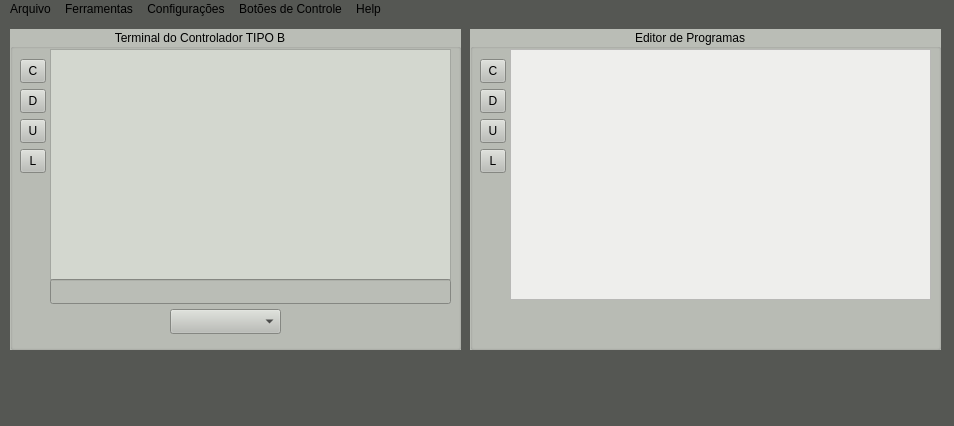
cimtools/Krobosoft, file alfa/mainwindow.ui: the form before one commit.
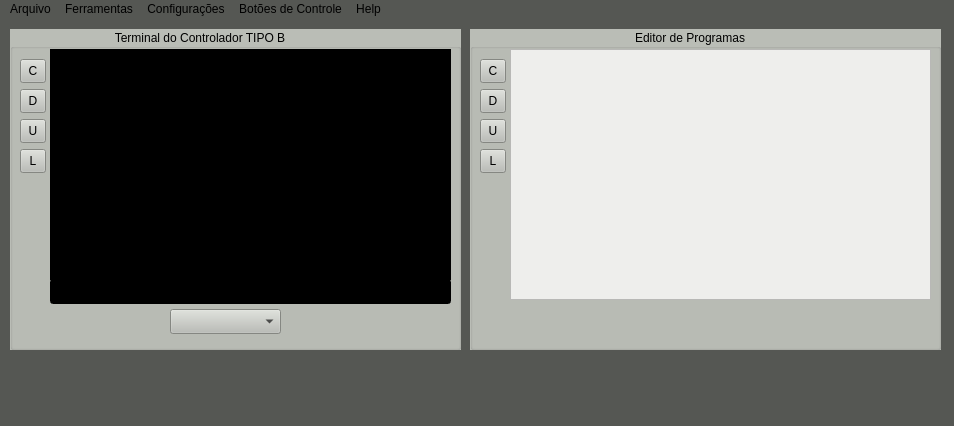
The form after the commit.

Commit message: Color bug fixed and serial settings done

The edit to the form file:
```diff
--- a/alfa/mainwindow.ui
+++ b/alfa/mainwindow.ui
@@ -185,7 +185,9 @@
       </rect>
      </property>
      <property name="styleSheet">
-      <string notr="true">background-color: rgb(211, 215, 207);</string>
+      <string notr="true">background-color: rgb(0, 0, 0);
+color: rgb(78, 154, 6);
+</string>
      </property>
     </widget>
     <widget class="QComboBox" name="comboBox">
@@ -207,6 +209,11 @@
        <height>25</height>
       </rect>
      </property>
+     <property name="styleSheet">
+      <string notr="true">background: rgb(0, 0, 0);
+color: rgb(74, 158, 6);
+</string>
+     </property>
     </widget>
    </widget>
   </widget>
```
Left out of the diff: 2 changed lines with no effect on the pictures. The commit also changes 4 other files.
